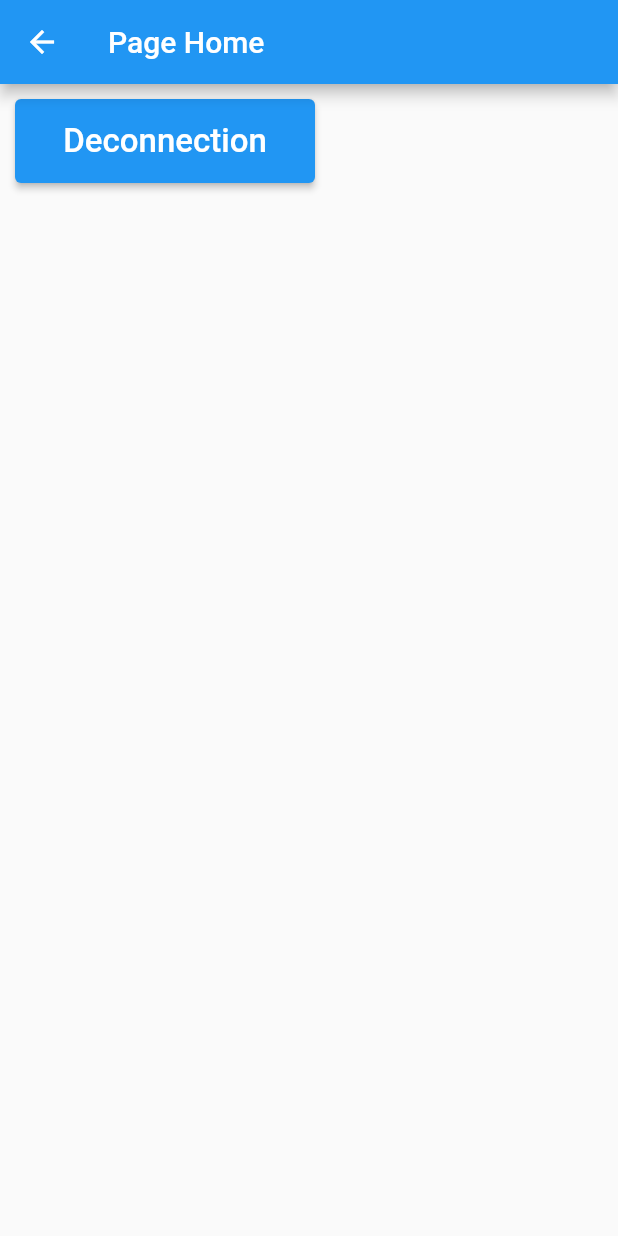
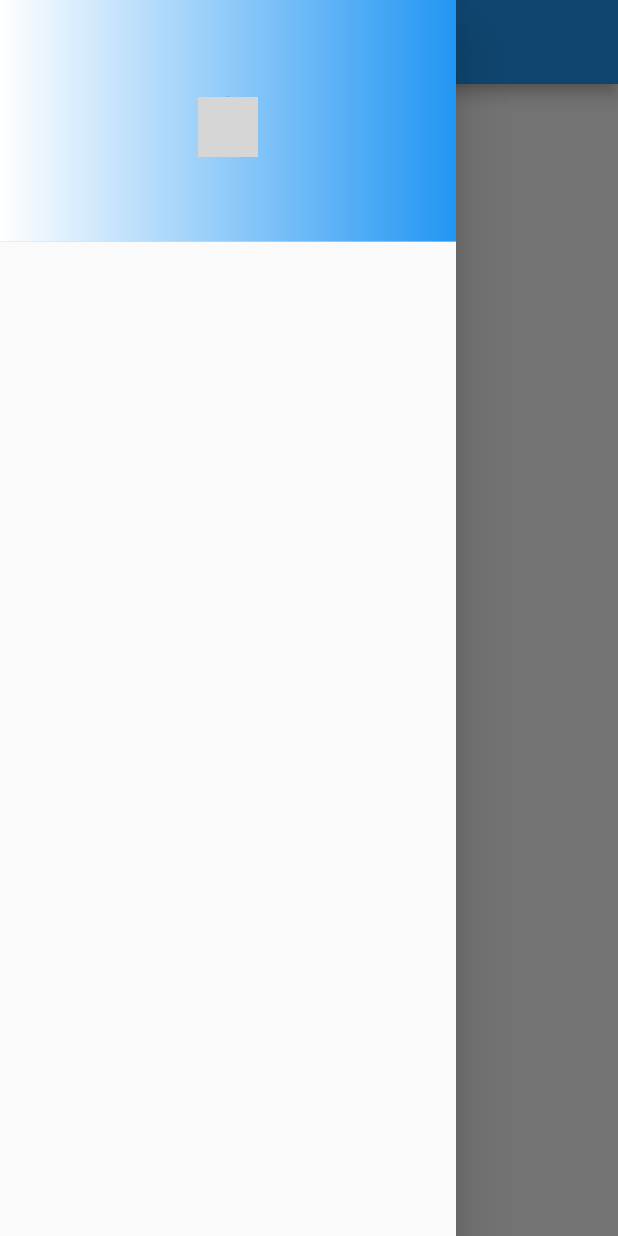
Before and after one commit to BENHALIMAmohamed/flutter_app, a Flutter app: the HomePage screen opened by its route, with the side drawer open (before the commit the screen has no drawer), on a phone screen of 412 x 824 dp. Run offline on Flutter 3.47's test engine with Material 2 defaults, Android fonts, the phone set to English and light mode, and no system bars; our stand-ins replace shared_preferences; accounts and stored records are empty; grey boxes are pictures that could not be loaded.

Commit message:
tp 4 partie 1

```diff
--- a/lib/pages/home.page.dart
+++ b/lib/pages/home.page.dart
@@ -10,6 +10,7 @@ class HomePage extends StatelessWidget {
   @override
   Widget build(BuildContext context) {
     return Scaffold(
+      drawer: const MyDrawer(),
       appBar: AppBar(title: const Text("Page Home")),
       body: Container(
         padding: const EdgeInsets.all(10),
@@ -37,3 +38,24 @@ class HomePage extends StatelessWidget {
         '/authentification', (Route<dynamic> routes) => false);
   }
 }
+
+class MyDrawer extends StatelessWidget {
+  const MyDrawer({super.key});
+
+  @override
+  Widget build(BuildContext context) {
+    return Drawer(
+      child: ListView(
+        children: const [
+          DrawerHeader(
+            decoration: BoxDecoration(gradient: LinearGradient(colors: [Colors.white,Colors.blue])),
+            child: Center(
+                child: CircleAvatar(
+              backgroundImage: AssetImage("images/profil.png"),
+            )),
+          )
+        ],
+      ),
+    );
+  }
+}
--- a/pubspec.yaml
+++ b/pubspec.yaml
@@ -61,9 +61,8 @@ flutter:
   uses-material-design: true
 
   # To add assets to your application, add an assets section, like this:
-  # assets:
-  #   - images/a_dot_burr.jpeg
-  #   - images/a_dot_ham.jpeg
+  assets:
+    - images/profil.PNG
 
   # An image asset can refer to one or more resolution-specific "variants", see
   # https://flutter.dev/assets-and-images/#resolution-aware
```
Also changed, not shown: images/profil.PNG (added).
